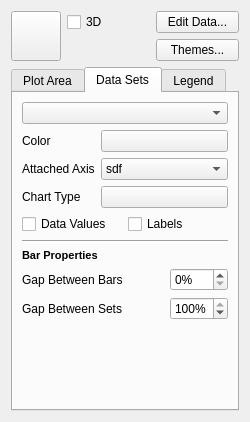
Above: kchart/shape/ChartConfigWidget.ui from KDE/koffice-chartingshape before the change. Below: the same form after it.
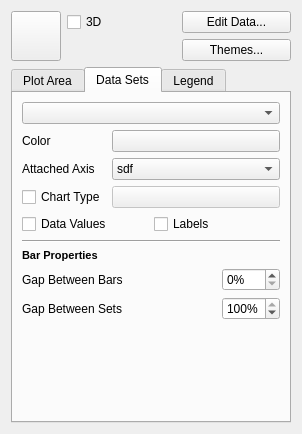
That is the form after the change. The open tabs and pages were chosen to show the change. Icons and pictures are not drawn. Custom widgets are drawn as their Qt base class.

Commit message: Make use of the simple text shape to display labels, instead of previousl (silly) attempt to subclass a class from the SimpleTextShape plugin

```diff
--- a/kchart/shape/ChartConfigWidget.ui
+++ b/kchart/shape/ChartConfigWidget.ui
@@ -6,8 +6,8 @@
    <rect>
     <x>0</x>
     <y>0</y>
-    <width>250</width>
-    <height>422</height>
+    <width>302</width>
+    <height>434</height>
    </rect>
   </property>
   <layout class="QGridLayout" >
@@ -242,8 +242,8 @@
        <rect>
         <x>0</x>
         <y>0</y>
-        <width>230</width>
-        <height>306</height>
+        <width>282</width>
+        <height>318</height>
        </rect>
       </property>
       <attribute name="title" >
@@ -368,18 +368,17 @@
        </item>
        <item row="3" column="1" colspan="2" >
         <widget class="QPushButton" name="dataSetChartTypeMenu" >
+         <property name="enabled" >
+          <bool>false</bool>
+         </property>
          <property name="styleSheet" >
           <string notr="true" >text-align:left;</string>
          </property>
          <property name="text" >
           <string/>
          </property>
-        </widget>
-       </item>
-       <item row="3" column="0" >
-        <widget class="QLabel" name="label_5" >
-         <property name="text" >
-          <string>Chart Type</string>
+         <property name="autoRepeat" >
+          <bool>false</bool>
          </property>
         </widget>
        </item>
@@ -417,6 +416,13 @@
          </item>
         </layout>
        </item>
+       <item row="3" column="0" >
+        <widget class="QCheckBox" name="dataSetHasChartType" >
+         <property name="text" >
+          <string>Chart Type</string>
+         </property>
+        </widget>
+       </item>
       </layout>
      </widget>
      <widget class="QWidget" name="tab_3" >
```
Left out of the diff: 8 changed lines with no effect on the pictures. The commit also changes 6 other files.
